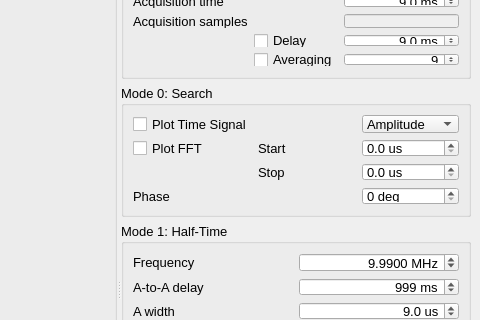
Qt form NMRClient/mainwindow.ui (knifter/pulsednmr) before a commit; both pictures show x 516 to 996 and y 82 to 402 of the 996 by 775 pixel window.
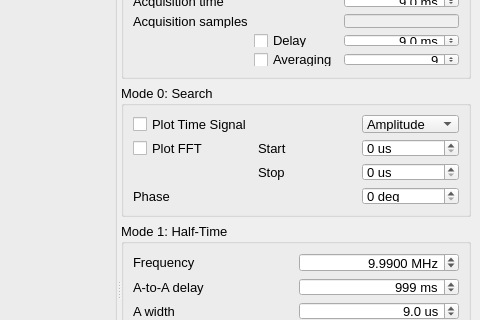
The same form after that commit. Custom widgets are drawn as their Qt base class.

Commit message: Gated FFT

```diff
--- a/NMRClient/mainwindow.ui
+++ b/NMRClient/mainwindow.ui
@@ -380,7 +380,7 @@
                <string> us</string>
               </property>
               <property name="decimals">
-               <number>1</number>
+               <number>0</number>
               </property>
               <property name="maximum">
                <double>10000.000000000000000</double>
@@ -396,7 +396,7 @@
                <string> us</string>
               </property>
               <property name="decimals">
-               <number>1</number>
+               <number>0</number>
               </property>
               <property name="maximum">
                <double>10000.000000000000000</double>
```
Left out of the diff: 4 changed lines with no effect on the pictures. The commit also changes 2 other files.
